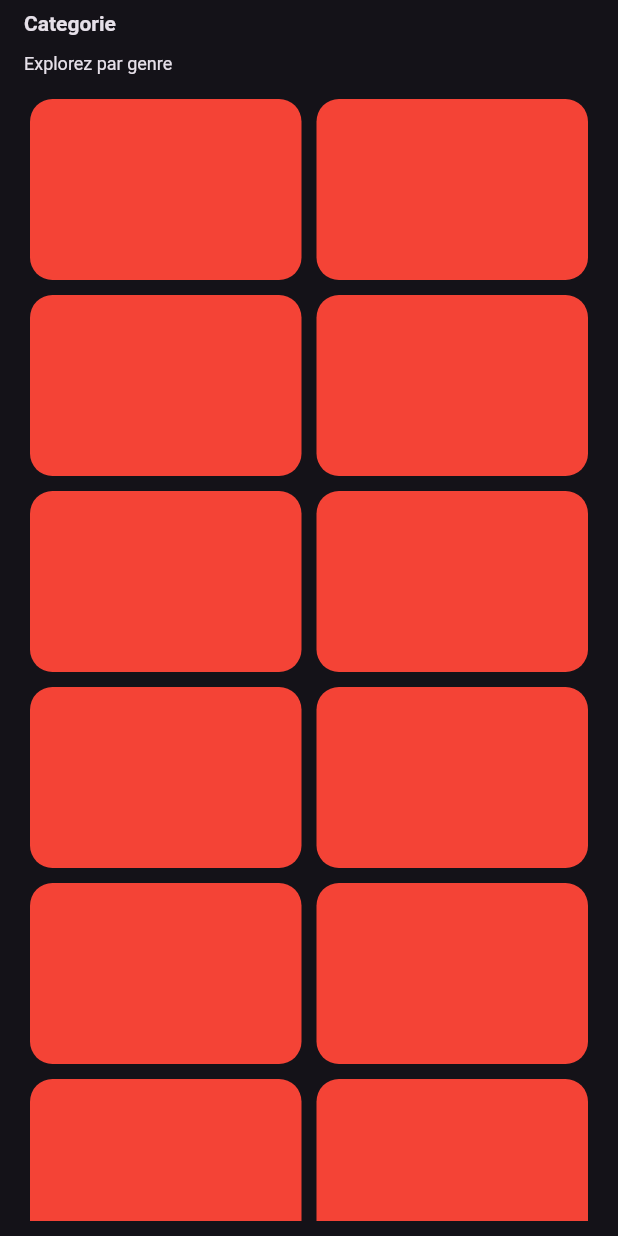
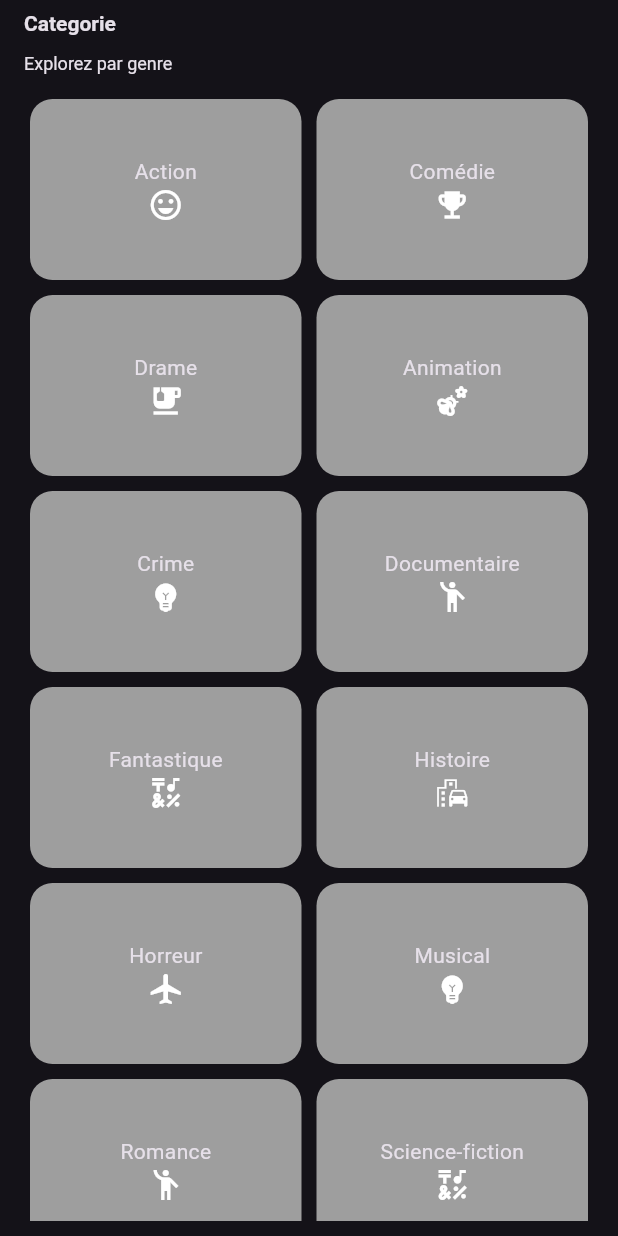
Before and after one commit to Ananijosue19/cinebox, a Flutter app: the Categorie screen opened directly, on a phone screen of 412 x 824 dp. Run offline on Flutter 3.47's test engine with Material 3 defaults, Android fonts, the phone set to English and light mode, and no system bars; our stand-ins replace emoji_picker_flutter; network calls fail.

Commit message:
feat: Display categories with icons in a grid
Adds the `emoji_picker_flutter` dependency and implements a grid view on the `Categorie` screen to display a list of categories with corresponding icons.

- Adds `emoji_picker_flutter: ^4.4.0` to `pubspec.yaml`.
- Updates the `Categorie` screen to use a `GridView.builder`.
- Populates the grid with a hardcoded list of 13 categories and their associated icons.
- Styles each grid item with a grey background and rounded corners, displaying the category name and icon.

```diff
--- a/lib/presentation/screens/categorie.dart
+++ b/lib/presentation/screens/categorie.dart
@@ -1,10 +1,41 @@
 import 'package:flutter/material.dart';
+import 'package:emoji_picker_flutter/emoji_picker_flutter.dart';
 
 class Categorie extends StatelessWidget {
   const Categorie({super.key});
 
   @override
   Widget build(BuildContext context) {
+    final List<String> categories = [
+      "Action",
+      "Comédie",
+      "Drame",
+      "Animation",
+      "Crime",
+      "Documentaire",
+      "Fantastique",
+      "Histoire",
+      "Horreur",
+      "Musical",
+      "Romance",
+      "Science-fiction",
+      "Thriller",
+    ];
+    final List<IconData> emojie = [
+      Icons.emoji_emotions_outlined,
+      Icons.emoji_events,
+      Icons.emoji_food_beverage,
+      Icons.emoji_nature,
+      Icons.emoji_objects,
+      Icons.emoji_people,
+      Icons.emoji_symbols,
+      Icons.emoji_transportation,
+      Icons.airplanemode_active,
+      Icons.emoji_objects,
+      Icons.emoji_people,
+      Icons.emoji_symbols,
+      Icons.emoji_transportation,
+    ];
     return Scaffold(
       appBar: AppBar(
         title: Column(
@@ -23,6 +54,7 @@ class Categorie extends StatelessWidget {
       body: Padding(
         padding: const EdgeInsets.symmetric(horizontal: 20.0, vertical: 10),
         child: GridView.builder(
+          itemCount: 13,
           gridDelegate: SliverGridDelegateWithFixedCrossAxisCount(
             crossAxisCount: 2,
             crossAxisSpacing: 10,
@@ -32,8 +64,12 @@ class Categorie extends StatelessWidget {
           itemBuilder: (context, index) {
             return Container(
               decoration: BoxDecoration(
-                color: Colors.red,
+                color: Colors.grey,
                 borderRadius: BorderRadius.circular(15),
+              ),
+              child: Column(
+                mainAxisAlignment: MainAxisAlignment.center,
+                children: [Text("${categories[index]}"), Icon(emojie[index])],
               ),
             );
           },
--- a/pubspec.yaml
+++ b/pubspec.yaml
@@ -36,6 +36,7 @@ dependencies:
   cupertino_icons: ^1.0.8
   provider: ^6.1.5+1
   remixicon: ^1.4.1
+  emoji_picker_flutter: ^4.4.0
 
 dev_dependencies:
   flutter_test:
```
Also changed, not shown: pubspec.lock, 5 other files.
